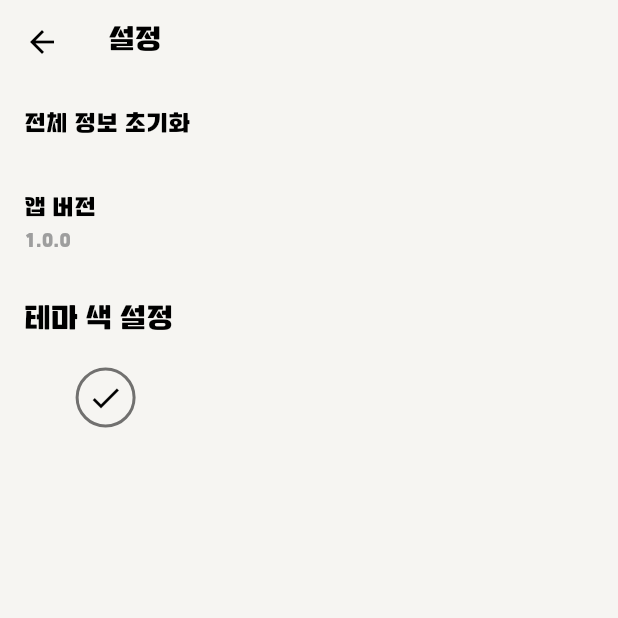
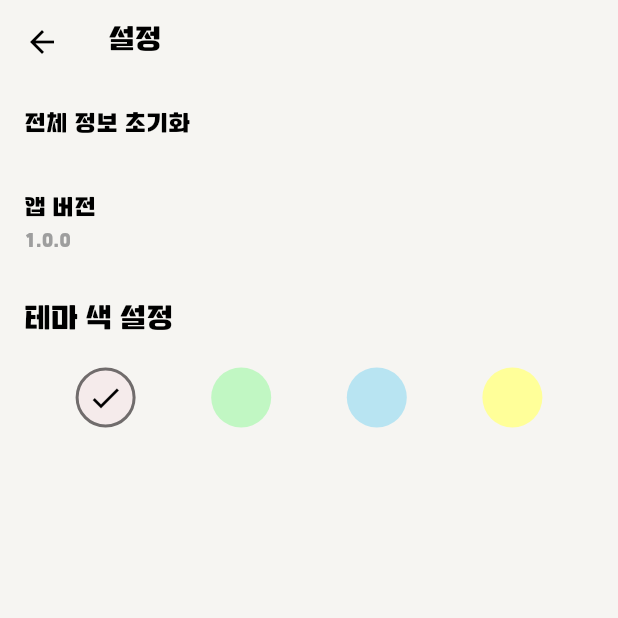
Before and after one commit to Mingjaam/dayo, a Flutter app: the SettingsScreen screen opened directly, on a phone screen of 412 x 824 dp, the top half of it. Run offline on Flutter 3.47's test engine with Material 3 defaults, Android fonts, the phone set to English and light mode, and no system bars; our stand-ins replace shared_preferences, table_calendar; missing offline and left inert: forge2d; accounts and stored records are empty.

Commit message:
수정 2

```diff
--- a/lib/settings_screen.dart
+++ b/lib/settings_screen.dart
@@ -107,6 +107,7 @@ class _SettingsScreenState extends State<SettingsScreen> {
       child: Container(
         decoration: BoxDecoration(
           shape: BoxShape.circle,
+          color: color, // 선택된 색상일 경우 음각 효과
           border: isSelected ? Border.all(color: Colors.black54, width: 2) : null, // 음각 효과
         ),
         width: 40,
```
